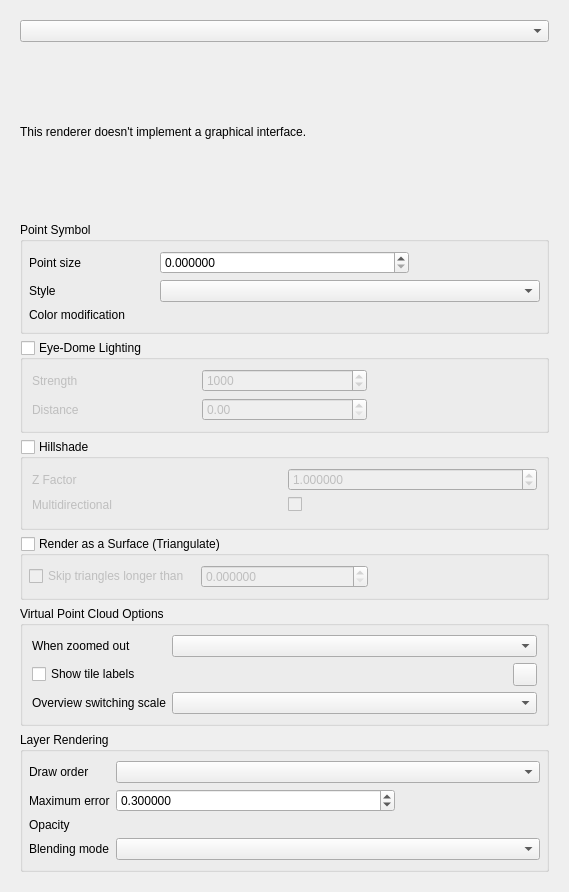
Qt form src/ui/pointcloud/qgspointcloudrendererpropsdialogbase.ui (qgis/QGIS) before a commit.
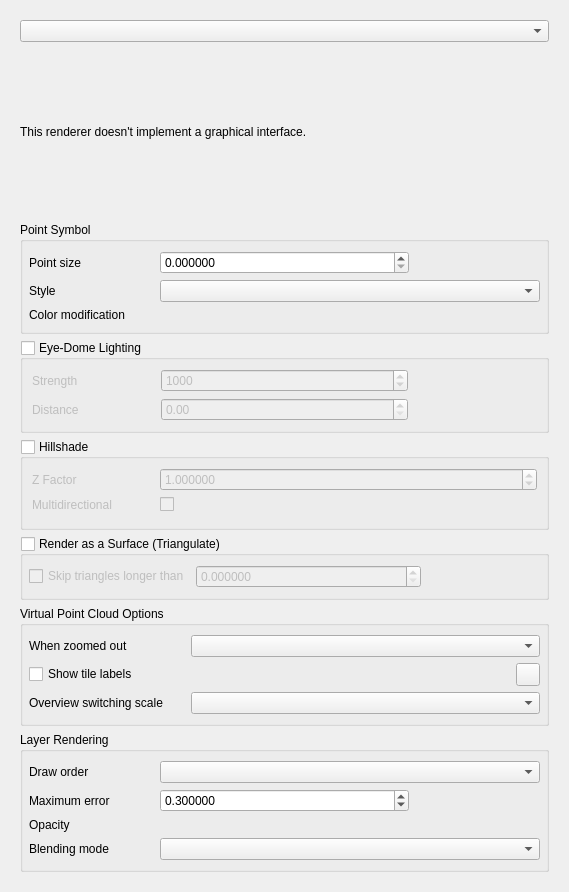
The same form after that commit. Custom widgets are drawn as their Qt base class.

Commit message:
Attempt to harmonize widgets stretching across the groups in the dialog
VPC options group doesn't play well due to the fixed width of font button

What changed in the file:
```diff
--- a/src/ui/pointcloud/qgspointcloudrendererpropsdialogbase.ui
+++ b/src/ui/pointcloud/qgspointcloudrendererpropsdialogbase.ui
@@ -132,7 +132,7 @@
             </property>
            </widget>
           </item>
-          <item row="2" column="1" colspan="2">
+          <item row="2" column="1" colspan="3">
            <widget class="QgsFieldExpressionWidget" name="mColorExpressionWidget" native="true">
             <property name="focusPolicy">
              <enum>Qt::FocusPolicy::StrongFocus</enum>
@@ -160,7 +160,7 @@
           <property name="sizeConstraint">
            <enum>QLayout::SizeConstraint::SetMinimumSize</enum>
           </property>
-          <item row="3" column="1">
+          <item row="0" column="1" colspan="2">
            <widget class="QgsDoubleSpinBox" name="mEdlStrengthSpinBox">
             <property name="toolTip">
              <string>Adjusts how strong the added shading will be. Greater values mean stronger effect.</string>
@@ -179,28 +179,28 @@
             </property>
            </widget>
           </item>
-          <item row="4" column="0">
+          <item row="1" column="0">
            <widget class="QLabel" name="lblEdlDistance">
             <property name="text">
              <string>Distance</string>
             </property>
            </widget>
           </item>
-          <item row="4" column="1">
+          <item row="1" column="1" colspan="2">
            <widget class="QgsDoubleSpinBox" name="mEdlDistanceSpinBox">
             <property name="toolTip">
              <string>Distance away from the original pixel to sample neighbors.</string>
             </property>
            </widget>
           </item>
-          <item row="3" column="0">
+          <item row="0" column="0">
            <widget class="QLabel" name="lblEdlStrength">
             <property name="text">
              <string>Strength</string>
             </property>
            </widget>
           </item>
-          <item row="4" column="2">
+          <item row="1" column="3">
            <widget class="QgsUnitSelectionWidget" name="mEdlDistanceUnit" native="true"/>
           </item>
          </layout>
@@ -224,7 +224,7 @@
           <property name="sizeConstraint">
            <enum>QLayout::SizeConstraint::SetMinimumSize</enum>
           </property>
-          <item row="0" column="1">
+          <item row="0" column="1" colspan="3">
            <widget class="QgsDoubleSpinBox" name="mHillshadingZFactorSpinBox">
             <property name="toolTip">
              <string>Vertical exageration for hillshading</string>
@@ -298,7 +298,7 @@
             </property>
            </widget>
           </item>
-          <item row="0" column="1">
+          <item row="0" column="1" colspan="2">
            <widget class="QgsDoubleSpinBox" name="mHorizontalTriangleThresholdSpinBox">
             <property name="toolTip">
              <string>Maximum Triangle Side Size in Horizontal Plan</string>
@@ -311,7 +311,7 @@
             </property>
            </widget>
           </item>
-          <item row="0" column="2">
+          <item row="0" column="3">
            <widget class="QgsUnitSelectionWidget" name="mHorizontalTriangleUnitWidget" native="true"/>
           </item>
          </layout>
@@ -325,10 +325,13 @@
          <property name="checkable">
           <bool>false</bool>
          </property>
-         <property name="checked">
-          <bool>false</bool>
-         </property>
          <layout class="QGridLayout" name="gridLayout_3">
+          <property name="leftMargin">
+           <number>6</number>
+          </property>
+          <property name="rightMargin">
+           <number>6</number>
+          </property>
           <item row="1" column="0">
            <widget class="QCheckBox" name="mLabels">
             <property name="text">
@@ -336,19 +339,6 @@
             </property>
            </widget>
           </item>
-          <item row="1" column="1">
-           <spacer name="horizontalSpacer">
-            <property name="orientation">
-             <enum>Qt::Orientation::Horizontal</enum>
-            </property>
-            <property name="sizeHint" stdset="0">
-             <size>
-              <width>301</width>
-              <height>20</height>
-             </size>
-            </property>
-           </spacer>
-          </item>
           <item row="0" column="0">
            <widget class="QLabel" name="label_3">
             <property name="text">
@@ -356,10 +346,10 @@
             </property>
            </widget>
           </item>
-          <item row="0" column="1" colspan="2">
+          <item row="0" column="1" colspan="3">
            <widget class="QComboBox" name="mZoomOutOptions"/>
           </item>
-          <item row="1" column="2">
+          <item row="1" column="3">
            <widget class="QgsFontButton" name="mLabelOptions">
             <property name="text">
              <string/>
@@ -373,7 +363,7 @@
             </property>
            </widget>
           </item>
-          <item row="2" column="1" colspan="2">
+           <item row="2" column="1" colspan="3">
            <widget class="QComboBox" name="mOverviewSwitchingScale">
             <property name="toolTip">
              <string>Sets the zoom level at which the individual point cloud files will get rendered instead of the overview or their extents.
@@ -435,8 +425,8 @@
           <item row="3" column="1" colspan="3">
            <widget class="QgsBlendModeComboBox" name="mBlendModeComboBox">
             <property name="sizePolicy">
-             <sizepolicy hsizetype="Expanding" vsizetype="Preferred">
-              <horstretch>4</horstretch>
+             <sizepolicy hsizetype="Preferred" vsizetype="Preferred">
+              <horstretch>0</horstretch>
               <verstretch>0</verstretch>
              </sizepolicy>
             </property>
@@ -452,8 +442,8 @@
           <item row="0" column="1" colspan="3">
            <widget class="QComboBox" name="mDrawOrderComboBox">
             <property name="sizePolicy">
-             <sizepolicy hsizetype="Expanding" vsizetype="Preferred">
-              <horstretch>4</horstretch>
+             <sizepolicy hsizetype="Preferred" vsizetype="Preferred">
+              <horstretch>0</horstretch>
               <verstretch>0</verstretch>
              </sizepolicy>
             </property>
```
Left out of the diff: 9 changed lines with no effect on the pictures.
